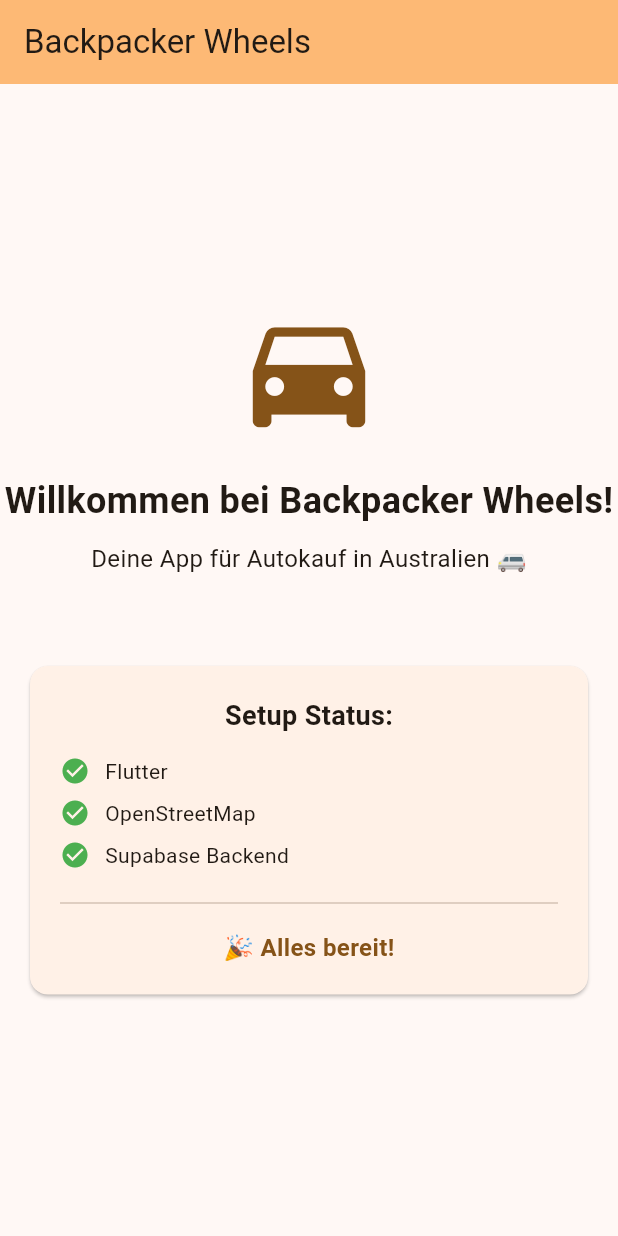
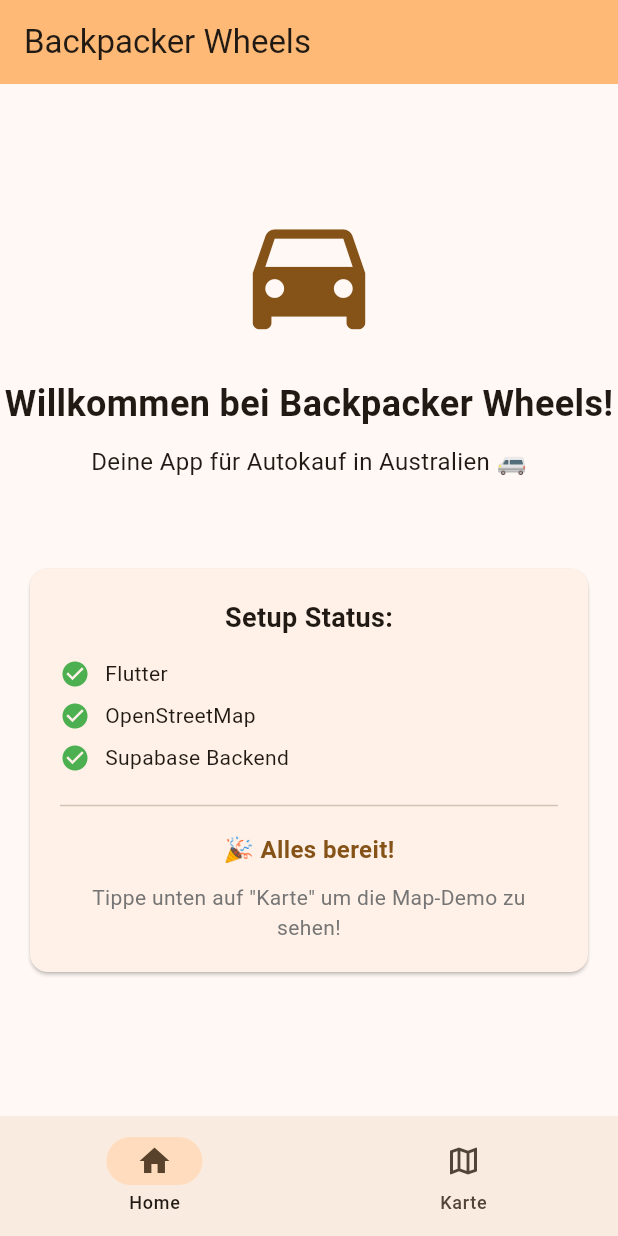
Before and after one commit to ben24188/Backpacker-Wheels, a Flutter app: the screen it shows after launch, on a phone screen of 412 x 824 dp. Run offline on Flutter 3.47's test engine with Material 3 defaults, Android fonts, the phone set to English and light mode, and no system bars; our stand-ins replace supabase_flutter; accounts and stored records are empty.

Commit message:
OpenStreetMap Demo mit 6 Auto-Standorten in Australien

```diff
--- a/lib/main.dart
+++ b/lib/main.dart
@@ -1,6 +1,7 @@
 import 'package:flutter/material.dart';
 import 'package:supabase_flutter/supabase_flutter.dart';
 import 'config/supabase_config.dart';
+import 'screens/map_screen.dart';
 
 void main() async {
   WidgetsFlutterBinding.ensureInitialized();
@@ -32,7 +33,50 @@
         ),
         useMaterial3: true,
       ),
-      home: const HomePage(),
+      home: const MainNavigationScreen(),
+    );
+  }
+}
+
+class MainNavigationScreen extends StatefulWidget {
+  const MainNavigationScreen({super.key});
+
+  @override
+  State<MainNavigationScreen> createState() => _MainNavigationScreenState();
+}
+
+class _MainNavigationScreenState extends State<MainNavigationScreen> {
+  int _currentIndex = 0;
+
+  final List<Widget> _screens = [
+    const HomePage(),
+    const MapScreen(),
+  ];
+
+  @override
+  Widget build(BuildContext context) {
+    return Scaffold(
+      body: _screens[_currentIndex],
+      bottomNavigationBar: NavigationBar(
+        selectedIndex: _currentIndex,
+        onDestinationSelected: (index) {
+          setState(() {
+            _currentIndex = index;
+          });
+        },
+        destinations: const [
+          NavigationDestination(
+            icon: Icon(Icons.home_outlined),
+            selectedIcon: Icon(Icons.home),
+            label: 'Home',
+          ),
+          NavigationDestination(
+            icon: Icon(Icons.map_outlined),
+            selectedIcon: Icon(Icons.map),
+            label: 'Karte',
+          ),
+        ],
+      ),
     );
   }
 }
@@ -101,6 +145,12 @@
                 fontWeight: FontWeight.bold,
               ),
             ),
+            const SizedBox(height: 10),
+            Text(
+              'Tippe unten auf "Karte" um die Map-Demo zu sehen!',
+              style: TextStyle(color: Colors.grey[600]),
+              textAlign: TextAlign.center,
+            ),
           ],
         ),
       ),
```
